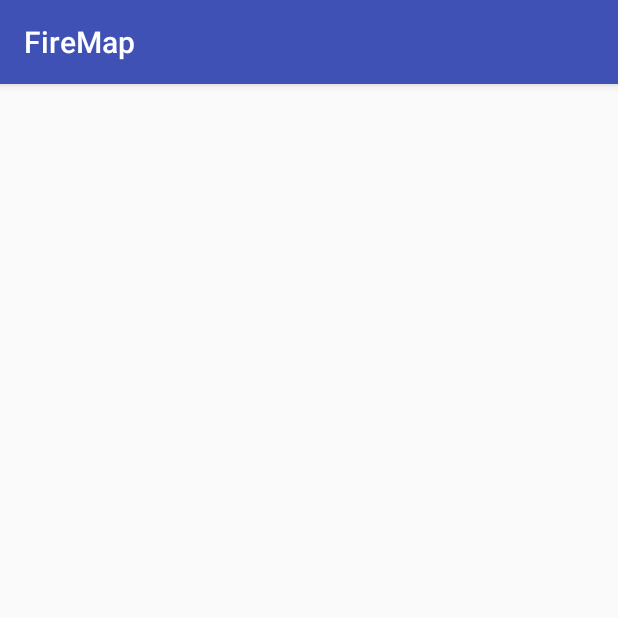
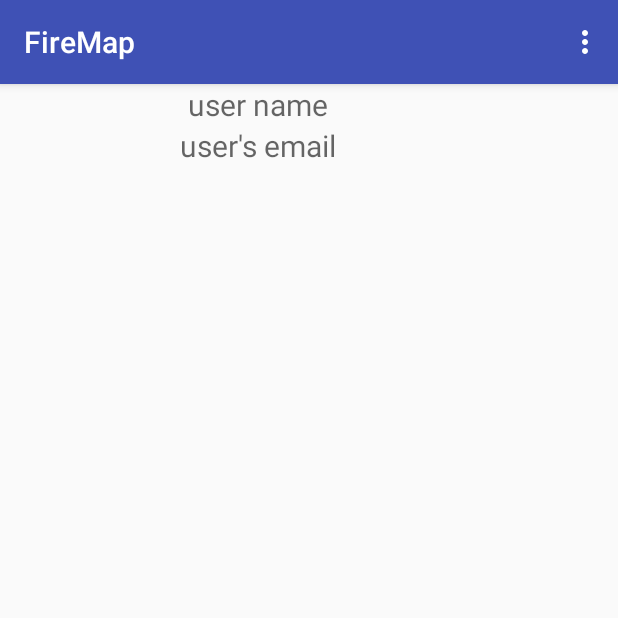
Before and after one commit to roger8849/android, an Android app: the WelcomeActivity screen opened directly, with no data from a screen before it, on a phone screen of 412 x 824 dp, the top half of it. Run offline under Robolectric (Android 15) with nearby library versions, the phone set to English and light mode, and no system bars; our stand-ins replace Firebase (no records; nobody signed in at launch, a user with empty details on screens opened directly).

Commit message:
user's info and menu

```diff
--- a/FireMap/app/build.gradle
+++ b/FireMap/app/build.gradle
@@ -28,8 +28,10 @@ dependencies {
     compile 'com.android.support:design:26.+'
     compile 'com.android.support.constraint:constraint-layout:1.0.2'
     compile 'com.google.firebase:firebase-auth:10.0.1'
+    compile 'com.android.support:support-v4:26.+'
     testCompile 'junit:junit:4.12'
 }
 
 
+
 apply plugin: 'com.google.gms.google-services'
--- a/FireMap/app/src/main/AndroidManifest.xml
+++ b/FireMap/app/src/main/AndroidManifest.xml
@@ -22,7 +22,10 @@
             </intent-filter>
         </activity>
         <activity android:name=".RegisterActivity" />
-        <activity android:name=".WelcomeActivity"></activity>
+        <activity android:name=".WelcomeActivity" />
+        <activity
+            android:name=".SettingsActivity"
+            android:label="@string/title_activity_settings"></activity>
     </application>
 
 </manifest>
--- a/FireMap/app/src/main/java/com/android/firemap/WelcomeActivity.java
+++ b/FireMap/app/src/main/java/com/android/firemap/WelcomeActivity.java
@@ -1,13 +1,61 @@
 package com.android.firemap;
 
+import android.content.Intent;
 import android.support.v7.app.AppCompatActivity;
 import android.os.Bundle;
+import android.view.Menu;
+import android.view.MenuItem;
+import android.widget.TextClock;
+import android.widget.TextView;
+import android.widget.Toast;
+
+import com.google.firebase.auth.FirebaseAuth;
+import com.google.firebase.auth.FirebaseUser;
 
 public class WelcomeActivity extends AppCompatActivity {
+
+    private FirebaseAuth mAuth;
+    private FirebaseAuth.AuthStateListener mAuthListener;
+    private FirebaseUser user;
+    private TextView username;
+    private TextView useremail;
 
     @Override
     protected void onCreate(Bundle savedInstanceState) {
         super.onCreate(savedInstanceState);
         setContentView(R.layout.activity_welcome);
+
+        username = (TextView) findViewById(R.id.nameUserTV);
+        useremail = (TextView) findViewById(R.id.emailUserTV);
+        mAuth = FirebaseAuth.getInstance();
+        user = mAuth.getCurrentUser();
+        if (user == null){
+            finish();
+            startActivity(new Intent(getBaseContext(), LoginActivity.class));
+        }
+        username.setText(user.getDisplayName());
+        useremail.setText(user.getEmail());
+
+    }
+
+    @Override
+    public boolean onCreateOptionsMenu(Menu menu) {
+        getMenuInflater().inflate(R.menu.main_menu, menu);
+        return true;
+    }
+
+    @Override
+    public boolean onOptionsItemSelected(MenuItem item) {
+        int itemClicked = item.getItemId();
+        if (itemClicked == R.id.menuLogOut) {
+            mAuth.signOut();
+            startActivity(new Intent(getBaseContext(),
+                    LoginActivity.class).setFlags(Intent.FLAG_ACTIVITY_CLEAR_TOP));
+        } else if (itemClicked == R.id.menuConfiguracion) {
+            startActivity(new Intent(getBaseContext(), SettingsActivity.class));
+        } else if (itemClicked == R.id.menuNocturno) {
+            Toast.makeText(getBaseContext(), "Modo Nocturno", Toast.LENGTH_LONG).show();
+        }
+        return super.onOptionsItemSelected(item);
     }
 }
--- a/FireMap/app/src/main/res/layout/activity_register.xml
+++ b/FireMap/app/src/main/res/layout/activity_register.xml
@@ -106,7 +106,7 @@
 
     <Button
         android:id="@+id/buttonRegistrarse"
-        android:layout_width="match_parent"
+        android:layout_width="0dp"
         android:layout_height="wrap_content"
         android:layout_marginBottom="9dp"
         android:layout_marginEnd="8dp"
--- a/FireMap/app/src/main/res/layout/activity_welcome.xml
+++ b/FireMap/app/src/main/res/layout/activity_welcome.xml
@@ -6,4 +6,30 @@
     android:layout_height="match_parent"
     tools:context="com.android.firemap.WelcomeActivity">
 
+    <LinearLayout
+        android:layout_width="344dp"
+        android:layout_height="wrap_content"
+        android:orientation="vertical"
+        tools:layout_editor_absoluteX="8dp"
+        tools:layout_editor_absoluteY="0dp">
+
+        <TextView
+            android:id="@+id/nameUserTV"
+            android:layout_width="match_parent"
+            android:layout_height="wrap_content"
+            android:hint="@string/user_name_txt"
+            android:textAlignment="center"
+            android:textColor="#18f779"
+            android:textSize="20sp" />
+
+        <TextView
+            android:id="@+id/emailUserTV"
+            android:layout_width="match_parent"
+            android:layout_height="wrap_content"
+            android:hint="user's email"
+            android:textAlignment="center"
+            android:textSize="20sp" />
+
+    </LinearLayout>
+
 </android.support.constraint.ConstraintLayout>
--- /dev/null
+++ b/FireMap/app/src/main/res/menu/main_menu.xml
@@ -0,0 +1,16 @@
+<?xml version="1.0" encoding="utf-8"?>
+<menu xmlns:android="http://schemas.android.com/apk/res/android">
+
+    <item
+        android:id="@+id/menuLogOut"
+        android:title="Log Out" />
+
+    <item
+        android:id="@+id/menuConfiguracion"
+        android:title="Configuration" />
+
+    <item
+        android:id="@+id/menuNocturno"
+        android:title="Nocturnal Mode" />
+
+</menu>
```
Also changed, not shown: FireMap/app/src/main/java/com/android/firemap/AppCompatPreferenceActivity.java (added, +109 -0 lines), FireMap/app/src/main/java/com/android/firemap/RegisterActivity.java (+6 -7 lines), FireMap/app/src/main/java/com/android/firemap/SettingsActivity.java (added, +254 -0 lines), FireMap/app/src/main/res/drawable/ic_info_black_24dp.xml (added, +9 -0 lines), FireMap/app/src/main/res/drawable/ic_notifications_black_24dp.xml (added, +9 -0 lines), FireMap/app/src/main/res/drawable/ic_sync_black_24dp.xml (added, +9 -0 lines), FireMap/app/src/main/res/values/strings.xml (+74 -0 lines), FireMap/app/src/main/res/xml/pref_data_sync.xml (added, +21 -0 lines), FireMap/app/src/main/res/xml/pref_general.xml (added, +33 -0 lines), FireMap/app/src/main/res/xml/pref_headers.xml (added, +20 -0 lines), FireMap/app/src/main/res/xml/pref_notification.xml (added, +27 -0 lines).
